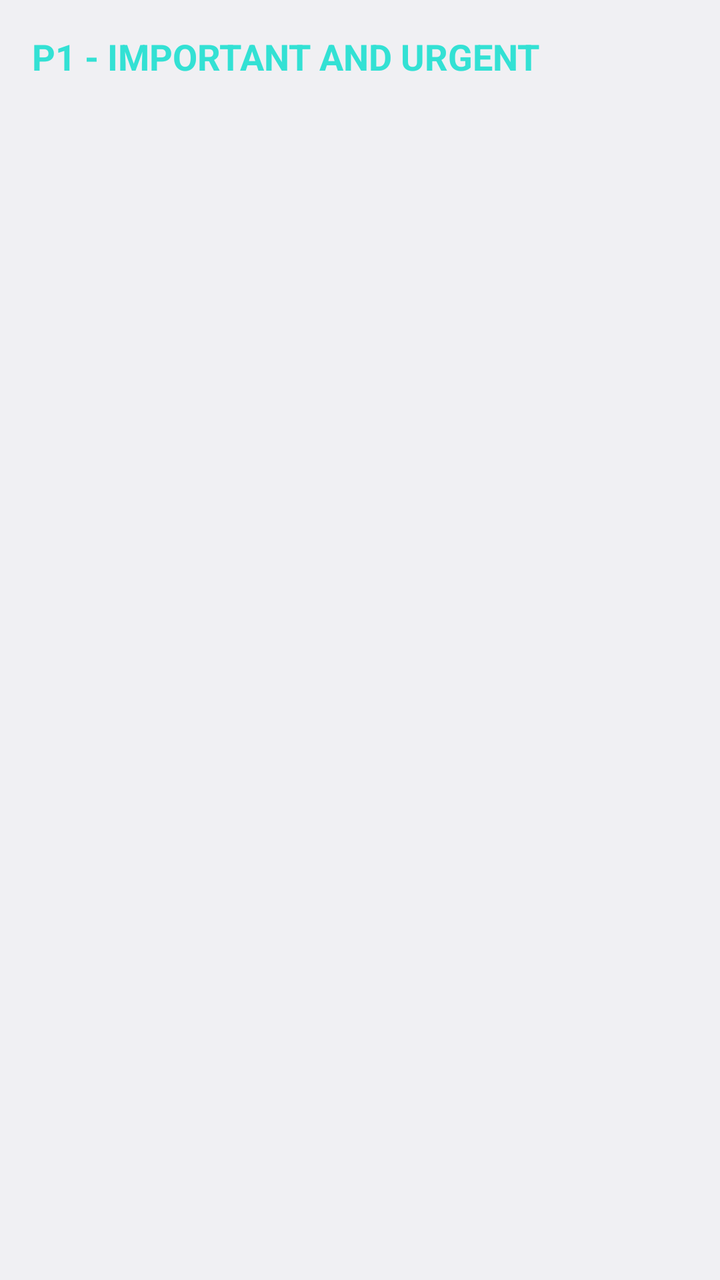
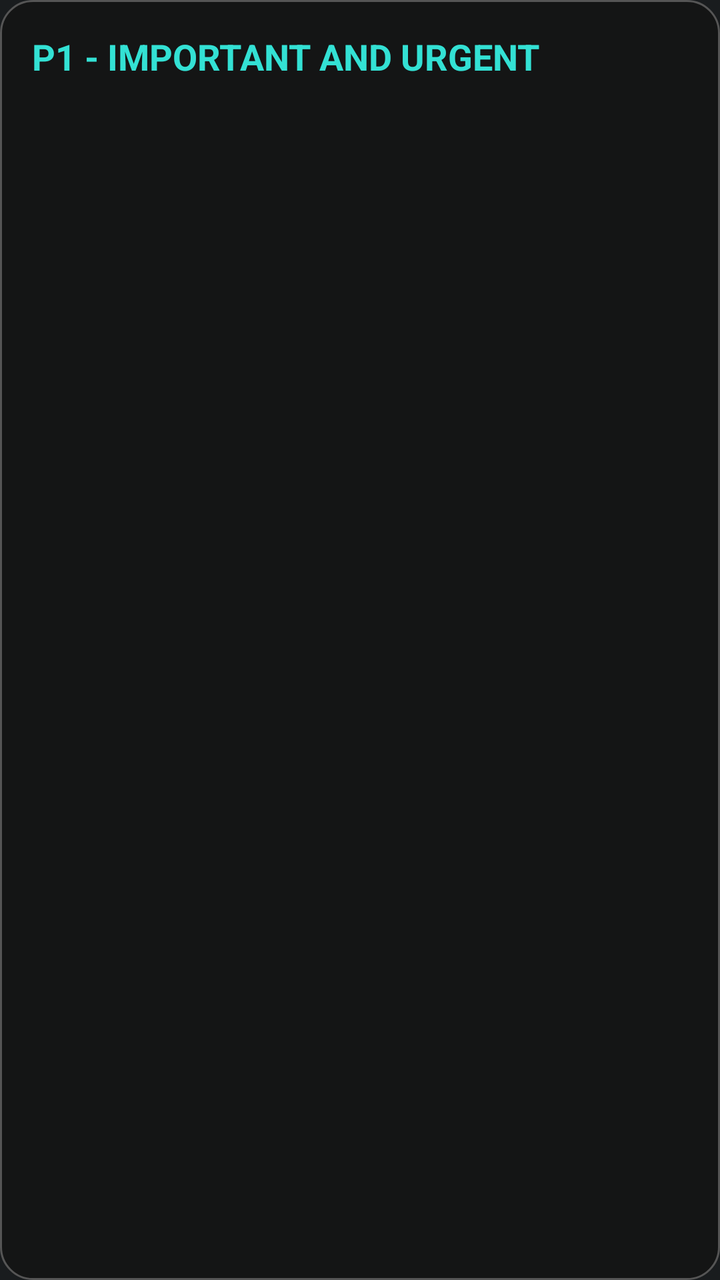

Before-and-after screenshots of an Android layout around one commit, followed by the original layout XML and the change that was made.
<!-- AndroidManifest.xml: application theme android:Theme.DeviceDefault.Light -->
<!-- res/layout/widget_layout.xml -->
<?xml version="1.0" encoding="utf-8"?>
<LinearLayout xmlns:android="http://schemas.android.com/apk/res/android"
    android:id="@+id/widget_container"
    android:layout_width="match_parent"
    android:layout_height="match_parent"
    android:background="@drawable/widget_background"
    android:orientation="vertical"
    android:padding="16dp">

    <TextView
        android:id="@+id/tvWidgetHeader"
        android:layout_width="match_parent"
        android:layout_height="wrap_content"
        android:text="P1 - IMPORTANT AND URGENT"
        android:textColor="#33E1D4"
        android:textSize="18sp"
        android:textStyle="bold"
        android:paddingBottom="12dp"/>

    <ListView
        android:id="@+id/lvWidgetTasks"
        android:layout_width="match_parent"
        android:layout_height="0dp"
        android:layout_weight="1"
        android:divider="@null"/>
</LinearLayout>
<!-- resources referenced by this layout -->
<resources>

</resources>

<!-- the commit's change to res/layout/widget_layout.xml (unified diff, before → after) -->
@@ -1,6 +1,5 @@
 <?xml version="1.0" encoding="utf-8"?>
 <LinearLayout xmlns:android="http://schemas.android.com/apk/res/android"
-    android:id="@+id/widget_container"
     android:layout_width="match_parent"
     android:layout_height="match_parent"
     android:background="@drawable/widget_background"
@@ -12,7 +11,7 @@
         android:layout_width="match_parent"
         android:layout_height="wrap_content"
         android:text="P1 - IMPORTANT AND URGENT"
-        android:textColor="#33E1D4"
+        android:textColor="@color/cyan_title"
         android:textSize="18sp"
         android:textStyle="bold"
         android:paddingBottom="12dp"/>
<!-- resource entries referenced after the edit -->
@@ -1,5 +1,13 @@
 <!-- resources referenced by this layout -->
 <resources>
-
+  <color name="cyan_title">#33E1D4</color>
+  <!-- drawable widget_background (drawable) -->
+  <?xml version="1.0" encoding="utf-8"?>
+  <shape xmlns:android="http://schemas.android.com/apk/res/android">
+      <solid android:color="@color/widget_bg" />
+      <stroke android:width="1dp" android:color="#555555" />
+      <corners android:radius="16dp" />
+  </shape>
+  <color name="widget_bg">#E6151515</color>
 </resources>
 
